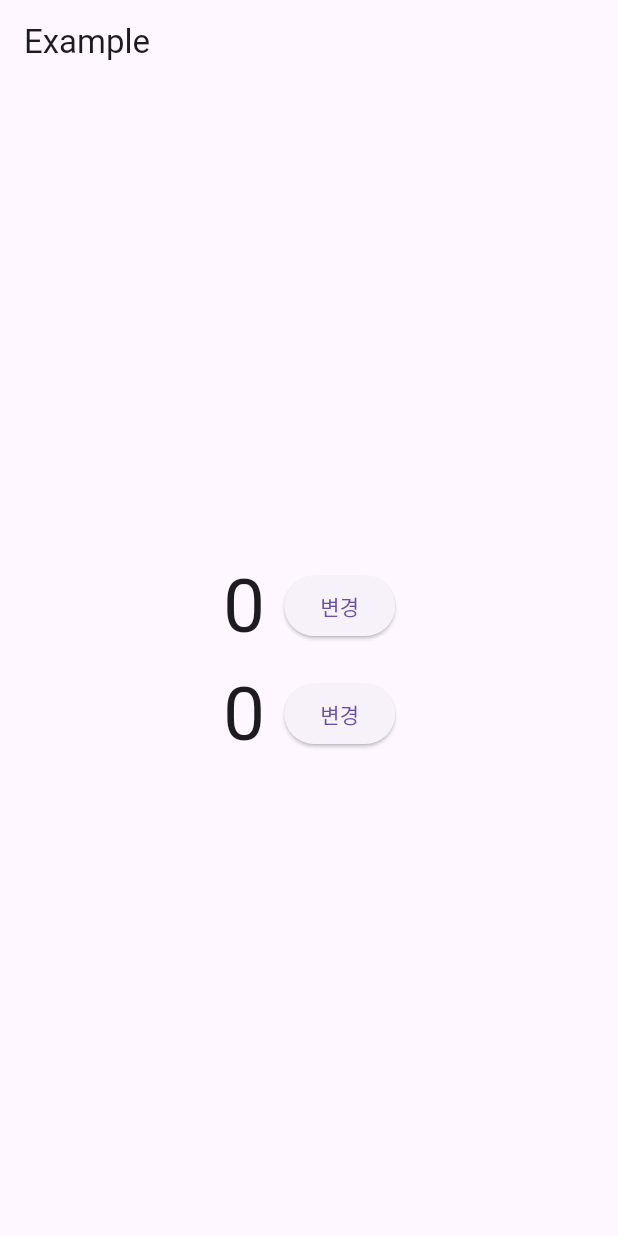
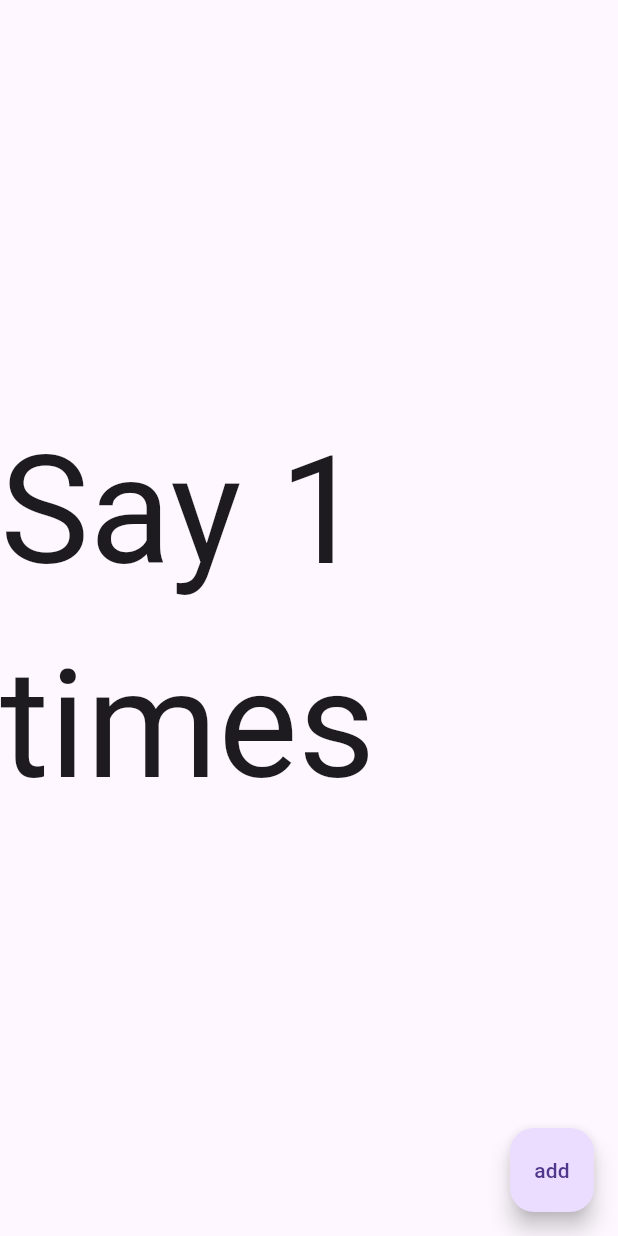
Before and after one commit to hhmkorea/studyFlutter_All, a Flutter app: the screen it shows after launch, on a phone screen of 412 x 824 dp. Run offline on Flutter 3.47's test engine with Material 3 defaults, Android fonts, the phone set to English and light mode, and no system bars; our stand-ins replace flutter_riverpod, flutter_svg, font_awesome_flutter, get, validators.

Commit message:
riverpod_study : StreamProvider 테스트

```diff
--- a/riverpod_study/lib/main.dart
+++ b/riverpod_study/lib/main.dart
@@ -1,82 +1,61 @@
+import 'dart:async';
+
 import 'package:flutter/material.dart';
 import 'package:flutter_riverpod/flutter_riverpod.dart';
 
-// import 'package:riverpod_annotation/riverpod_annotation.dart';
-//
-// part 'main.g.dart';
+Stream<String> say() async* {
+  for (var i = 0; i < 2; i++) {
+    await Future.delayed(Duration(seconds: 2));
+    yield "Say $i times";
+  }
+}
 
-// We create a "provider", which will store a value (here "Hello world").
-// By using a provider, this allows us to mock/override the value exposed.
-// @riverpod
-// String helloWorld(HelloWorldRef ref) {
-//   return 'Hello world';
-// }
-
-final readOnlyProvider = Provider((_) => 0); // 읽기만 하는 관리자, 창고데이터로 (Hello world 불변)
-final readAndWriteProvider = StateProvider((_) => 0); // 읽고 쓰는 관리자. 상태변경시 사용.
+final helloStreamProvider = StreamProvider.autoDispose<String>((ref) {
+  return say();
+});
 
 void main() {
   runApp(
-    // For widgets to be able to read providers, we need to wrap the entire
-    // application in a "ProviderScope" widget.
-    // This is where the state of our providers will be stored.
-    ProviderScope(
-      // ProviderScope : 여기서부터 상태 관리함.
+    const ProviderScope(
+      // riverpod 연결
       child: MyApp(),
     ),
   );
 }
 
-// Extend ConsumerWidget instead of StatelessWidget, which is exposed by Riverpod
 class MyApp extends ConsumerWidget {
-  // ConsumerWidget : 상태관리용 위젯
+  const MyApp({super.key});
+
   @override
   Widget build(BuildContext context, WidgetRef ref) {
-    // ref : 모든 상태(provider)에 접근이 가능함.
-    int v1 = ref.read(readOnlyProvider); // read : helloWorldProvider는 불변이라 read가 맞음.
-    int v2 = ref.watch(readAndWriteProvider); // watch : while 문을 돌면서 지속적으로 상태 관찰.
-
+    final helloData = ref.watch(helloStreamProvider); // watch
     return MaterialApp(
-      debugShowCheckedModeBanner: false,
       home: Scaffold(
-        appBar: AppBar(title: const Text('Example')),
         body: Center(
-          child: Column(
-            mainAxisAlignment: MainAxisAlignment.center,
-            children: [
-              Row(
-                mainAxisAlignment: MainAxisAlignment.center,
-                children: [
-                  Text(
-                    "$v1 ",
-                    style: TextStyle(fontSize: 50),
-                  ),
-                  ElevatedButton(
-                      onPressed: () {
-                        // 변경할 수 있는 방법이 없다.
-                        //ref.read(readOnlyProvider);
-                      },
-                      child: Text("변경")),
-                ],
-              ),
-              Row(
-                mainAxisAlignment: MainAxisAlignment.center,
-                children: [
-                  Text(
-                    "$v2 ",
-                    style: TextStyle(fontSize: 50),
-                  ),
-                  ElevatedButton(
-                      onPressed: () {
-                        ref.watch(readAndWriteProvider.notifier).state++; // state++ : 창고관리자가 관리하고 있는 값. +1
-                      },
-                      child: Text("변경")),
-                ],
-              ),
-            ],
+          child: helloData.when(
+            data: (data) {
+              print("데이터 들어옴");
+              return buildText(data);
+            },
+            error: (error, stackTrace) => buildText("Error"),
+            loading: () => buildText("No Data"),
           ),
+        ),
+        floatingActionButton: FloatingActionButton(
+          onPressed: () {},
+          child: Text("add"),
         ),
       ),
     );
   }
+
+  Text buildText(String content) {
+    // 텍스트 글자 키우기
+    return Text(
+      content,
+      style: const TextStyle(
+        fontSize: 100,
+      ),
+    );
+  }
 }
```
Also changed, not shown: riverpod_study/lib/main_hello_world.dart (added, +82 -0 lines), riverpod_study/lib/main.g.dart.
